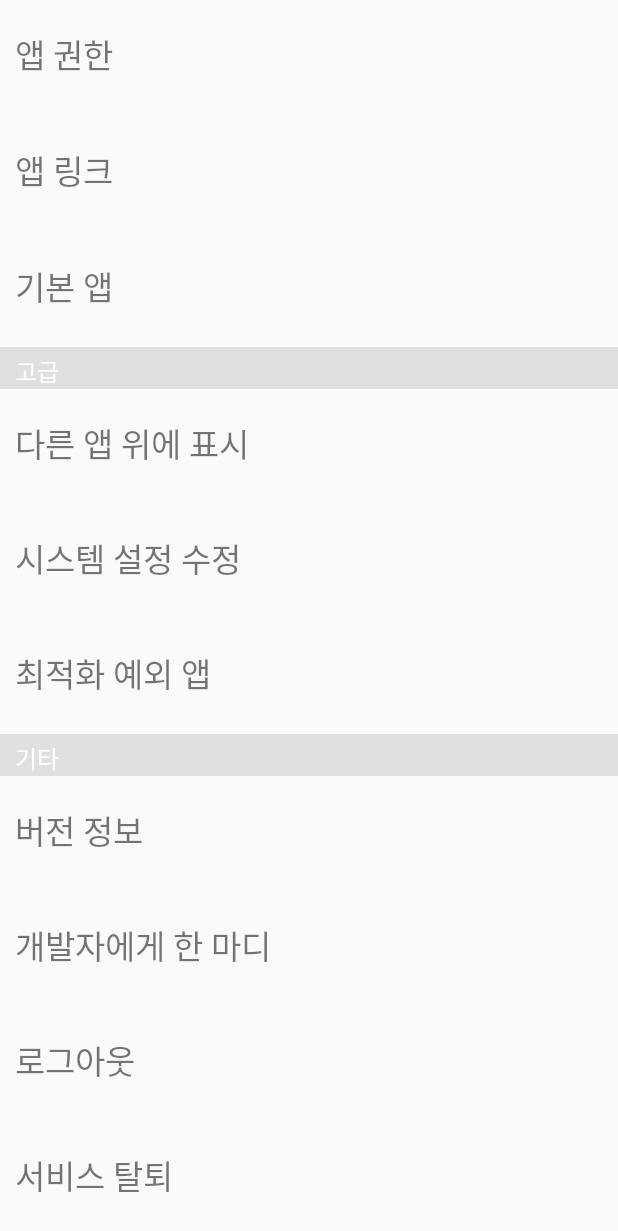
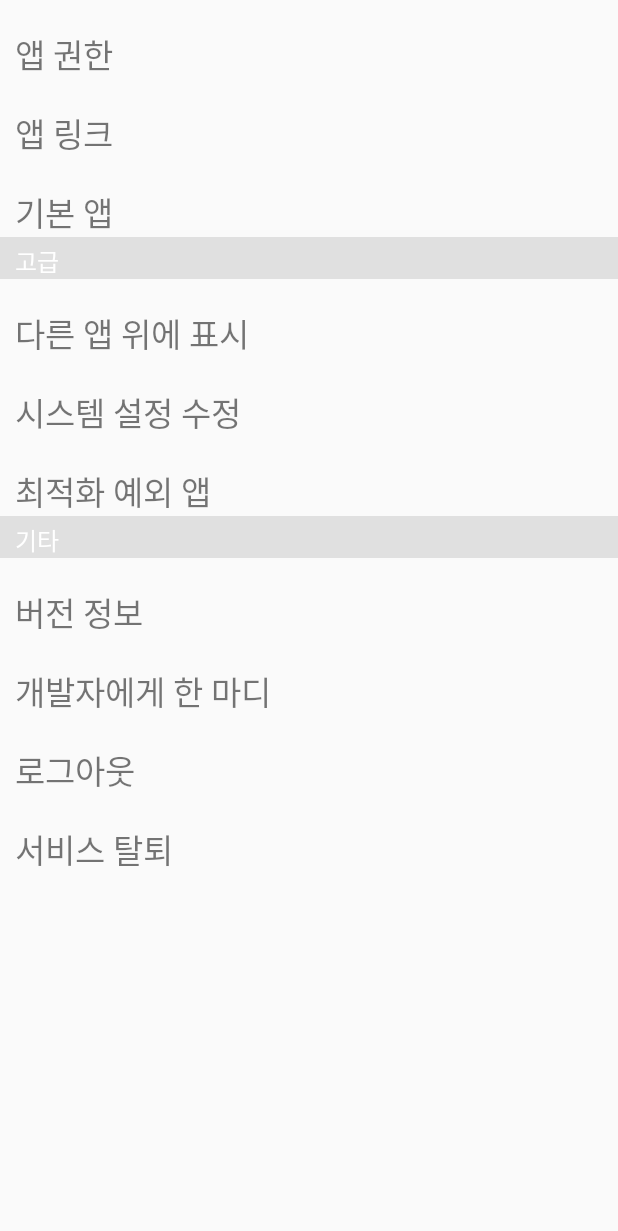
Before and after one commit to 9z/DayKeeper, an Android app: the fragment item_option shown on its own in the app's theme, on a phone screen of 412 x 824 dp. Shown: the top 1231 px of the screen. Run offline under Robolectric (Android 15) with nearby library versions, the phone set to English and light mode, and no system bars.

Commit message:
설정창 스크롤뷰 수정

```diff
--- a/app/src/main/res/layout/activity_item_option.xml
+++ b/app/src/main/res/layout/activity_item_option.xml
@@ -6,9 +6,13 @@
     android:layout_height="match_parent"
     tools:context="codingtribe.com.item_option">
 
+    <ScrollView
+        android:layout_width="match_parent"
+        android:layout_height="match_parent">
+
         <LinearLayout
             android:layout_width="match_parent"
-        android:layout_height="match_parent"
+            android:layout_height="wrap_content"
             android:layout_weight="1"
             android:orientation="vertical">
 
@@ -136,5 +140,6 @@
                 android:text="서비스 탈퇴"
                 android:textSize="22sp" />
         </LinearLayout>
+    </ScrollView>
 
 </RelativeLayout>
```
Lines whose indentation alone changed are shown as unchanged.
